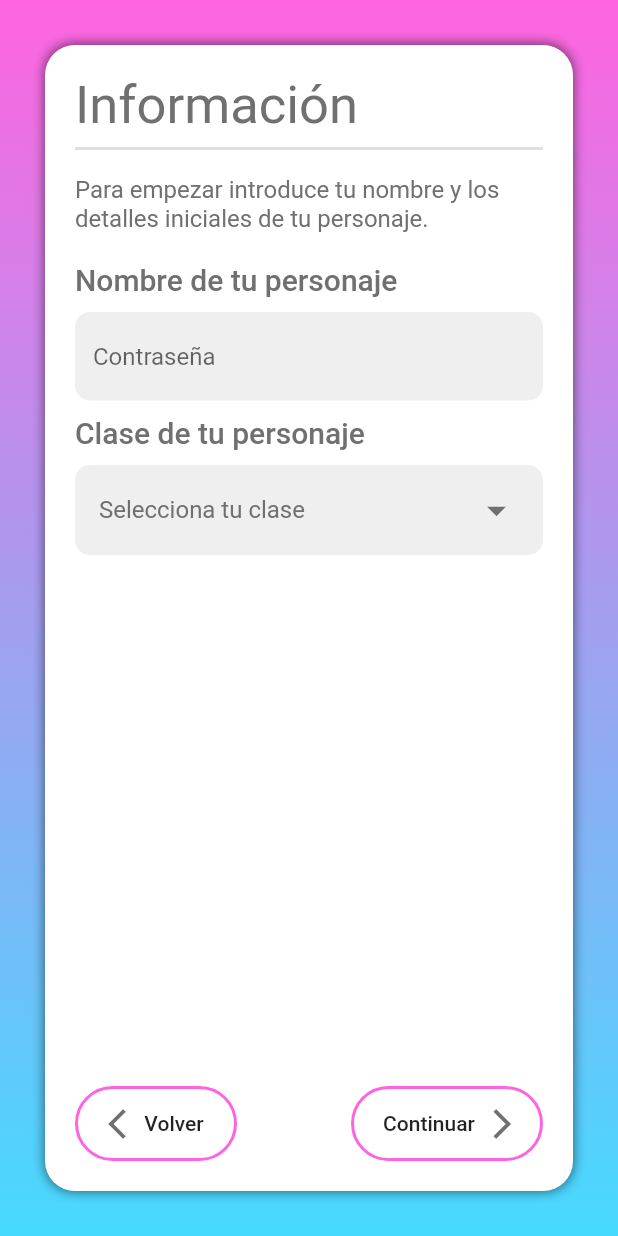
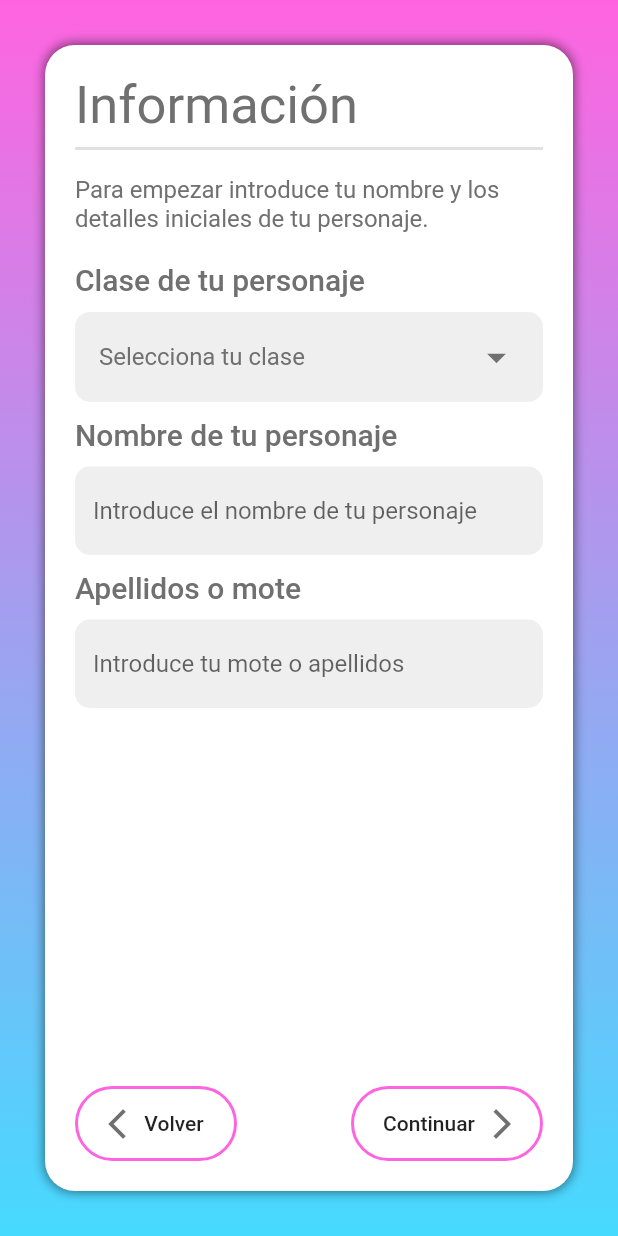
Before and after one commit to gonagutor/dndmin, a Flutter app: the MyCharCreatorPagesOne screen opened directly with empty values, on a phone screen of 412 x 824 dp. Run offline on Flutter 3.47's test engine with Material 2 defaults, Android fonts, the phone set to English and light mode, and no system bars; our stand-ins replace flutter_secure_storage, font_awesome_flutter; accounts and stored records are empty.

Commit message:
Updated somethings and added subname

```diff
--- a/lib/screens/charCreatorPages/charCreatorPagesOne.dart
+++ b/lib/screens/charCreatorPages/charCreatorPagesOne.dart
@@ -8,7 +8,8 @@ import 'package:dndmin/screens/charSelector.dart';
 import 'package:flutter/services.dart';
 
 TextEditingController charName = TextEditingController();
-int charClass = 1;
+TextEditingController charSubName = TextEditingController();
+int charClass = 0;
 
 class CharCreatorPagesOne extends StatelessWidget {
   final UserData userData;
@@ -54,6 +55,7 @@ class _MyCharCreatorPagesOneState extends State<MyCharCreatorPagesOne> {
       DeviceOrientation.portraitUp,
       DeviceOrientation.portraitDown,
     ]);
+
     void _flipAll(int pressed) {
       int x = 0;
       while (isSelected.length > x) {
@@ -138,6 +140,99 @@ class _MyCharCreatorPagesOneState extends State<MyCharCreatorPagesOne> {
                         child: Align(
                           alignment: Alignment.centerLeft,
                           child: Text(
+                            'Clase de tu personaje',
+                            style: TextStyle(
+                              fontSize: 20,
+                              fontWeight: FontWeight.w500,
+                              color: const Color(0xFF707070),
+                            ),
+                          ),
+                        ),
+                      ),
+                      Padding(
+                        padding: EdgeInsets.only(left: 20, right: 20, top: 10),
+                        child: CDD.CustomDropdown(
+                          text: (_allFalse())
+                              ? "Selecciona tu clase"
+                              : itemNames[_currentlySelected()],
+                          items: [
+                            CDD.DropDownItem.first(
+                              text: itemNames[0],
+                              isSelected: isSelected[0],
+                              onPressed: isSelected[0]
+                                  ? null
+                                  : () {
+                                      charClass = 1;
+                                      CDD.isDropdownOpened =
+                                          !CDD.isDropdownOpened;
+                                      CDD.floatingDropdown.remove();
+                                      _flipAll(0);
+                                    },
+                            ),
+                            CDD.DropDownItem(
+                              text: itemNames[1],
+                              isSelected: isSelected[1],
+                              onPressed: isSelected[1]
+                                  ? null
+                                  : () {
+                                      charClass = 2;
+                                      CDD.isDropdownOpened =
+                                          !CDD.isDropdownOpened;
+                                      CDD.floatingDropdown.remove();
+                                      _flipAll(1);
+                                    },
+                            ),
+                            CDD.DropDownItem(
+                              text: itemNames[2],
+                              isSelected: isSelected[2],
+                              onPressed: isSelected[2]
+                                  ? null
+                                  : () {
+                                      charClass = 3;
+                                      CDD.isDropdownOpened =
+                                          !CDD.isDropdownOpened;
+                                      CDD.floatingDropdown.remove();
+                                      _flipAll(2);
+                                    },
+                            ),
+                            CDD.DropDownItem(
+                              text: itemNames[3],
+                              isSelected: isSelected[3],
+                              onPressed: isSelected[3]
+                                  ? null
+                                  : () {
+                                      charClass = 4;
+                                      CDD.isDropdownOpened =
+                                          !CDD.isDropdownOpened;
+                                      CDD.floatingDropdown.remove();
+                                      _flipAll(3);
+                                    },
+                            ),
+                            CDD.DropDownItem.last(
+                              text: itemNames[4],
+                              isSelected: isSelected[4],
+                              onPressed: isSelected[4]
+                                  ? null
+                                  : () {
+                                      charClass = 5;
+                                      CDD.isDropdownOpened =
+                                          !CDD.isDropdownOpened;
+                                      CDD.floatingDropdown.remove();
+                                      _flipAll(4);
+                                    },
+                            )
+                          ],
+                        ),
+                      ),
+                    ],
+                  ),
+                  Column(
+                    children: [
+                      Padding(
+                        padding: EdgeInsets.only(top: 10, left: 20, right: 20),
+                        child: Align(
+                          alignment: Alignment.centerLeft,
+                          child: Text(
                             'Nombre de tu personaje',
                             style: TextStyle(
                                 fontSize: 20,
@@ -159,7 +254,7 @@ class _MyCharCreatorPagesOneState extends State<MyCharCreatorPagesOne> {
                             return null;
                           },
                           decoration: InputDecoration(
-                            hintText: 'Contraseña',
+                            hintText: 'Introduce el nombre de tu personaje',
                             filled: true,
                             fillColor: const Color(0xFFEFEFEF),
                             hoverColor: const Color(0xFFEFEFEF),
@@ -182,83 +277,37 @@ class _MyCharCreatorPagesOneState extends State<MyCharCreatorPagesOne> {
                         child: Align(
                           alignment: Alignment.centerLeft,
                           child: Text(
-                            'Clase de tu personaje',
+                            'Apellidos o mote',
                             style: TextStyle(
-                              fontSize: 20,
-                              fontWeight: FontWeight.w500,
-                              color: const Color(0xFF707070),
-                            ),
+                                fontSize: 20,
+                                fontWeight: FontWeight.w500,
+                                color: const Color(0xFF707070)),
                           ),
                         ),
                       ),
                       Padding(
                         padding: EdgeInsets.only(left: 20, right: 20, top: 10),
-                        child: CDD.CustomDropdown(
-                          text: (_allFalse())
-                              ? "Selecciona tu clase"
-                              : itemNames[_currentlySelected()],
-                          items: [
-                            CDD.DropDownItem.first(
-                              text: itemNames[0],
-                              isSelected: isSelected[0],
-                              onPressed: isSelected[0]
-                                  ? null
-                                  : () {
-                                      CDD.isDropdownOpened =
-                                          !CDD.isDropdownOpened;
-                                      CDD.floatingDropdown.remove();
-                                      _flipAll(0);
-                                    },
+                        child: TextFormField(
+                          controller: charSubName,
+                          validator: (value) {
+                            if (value.isEmpty) {
+                              return 'Introduce tu mote o apellidos';
+                            }
+                            return null;
+                          },
+                          decoration: InputDecoration(
+                            hintText: 'Introduce tu mote o apellidos',
+                            filled: true,
+                            fillColor: const Color(0xFFEFEFEF),
+                            hoverColor: const Color(0xFFEFEFEF),
+                            focusColor: const Color(0xFFEFEFEF),
+                            border: OutlineInputBorder(
+                              borderSide: BorderSide.none,
+                              borderRadius: BorderRadius.all(
+                                Radius.circular(10),
+                              ),
                             ),
-                            CDD.DropDownItem(
-                              text: itemNames[1],
-                              isSelected: isSelected[1],
-                              onPressed: isSelected[1]
-                                  ? null
-                                  : () {
-                                      CDD.isDropdownOpened =
-                                          !CDD.isDropdownOpened;
-                                      CDD.floatingDropdown.remove();
-                                      _flipAll(1);
-                                    },
-                            ),
-                            CDD.DropDownItem(
-                              text: itemNames[2],
-                              isSelected: isSelected[2],
-                              onPressed: isSelected[2]
-                                  ? null
-                                  : () {
-                                      CDD.isDropdownOpened =
-                                          !CDD.isDropdownOpened;
-                                      CDD.floatingDropdown.remove();
-                                      _flipAll(2);
-                                    },
-                            ),
-                            CDD.DropDownItem(
-                              text: itemNames[3],
-                              isSelected: isSelected[3],
-                              onPressed: isSelected[3]
-                                  ? null
-                                  : () {
-                                      CDD.isDropdownOpened =
-                                          !CDD.isDropdownOpened;
-                                      CDD.floatingDropdown.remove();
-                                      _flipAll(3);
-                                    },
-                            ),
-                            CDD.DropDownItem.last(
-                              text: itemNames[4],
-                              isSelected: isSelected[4],
-                              onPressed: isSelected[4]
-                                  ? null
-                                  : () {
-                                      CDD.isDropdownOpened =
-                                          !CDD.isDropdownOpened;
-                                      CDD.floatingDropdown.remove();
-                                      _flipAll(4);
-                                    },
-                            )
-                          ],
+                          ),
                         ),
                       ),
                     ],
```
